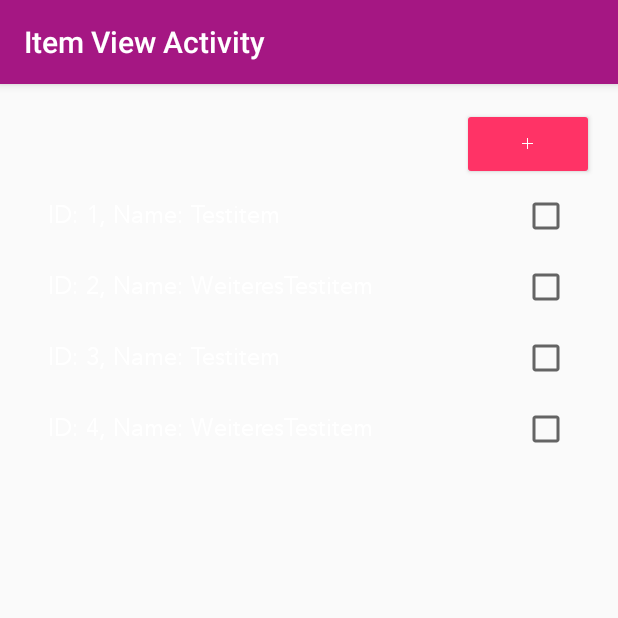
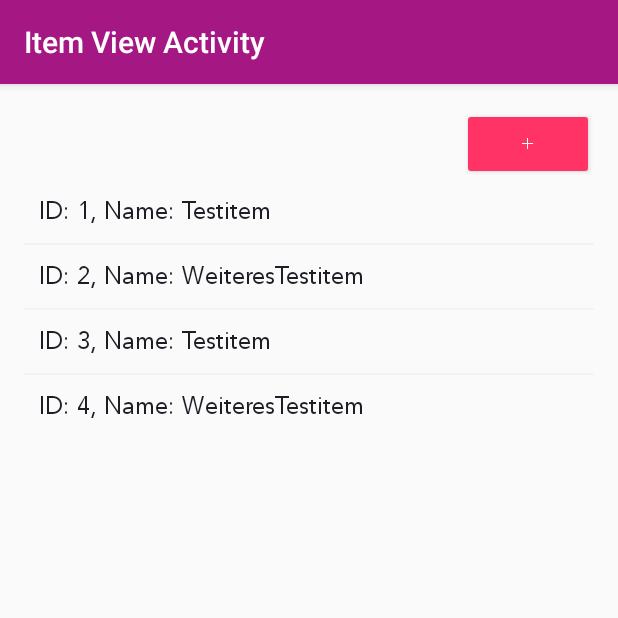
Before and after one commit to softpromin/TravelingApp, an Android app: the ItemViewActivity screen opened directly, with no data from a screen before it, on a phone screen of 412 x 824 dp, the top half of it. Run offline under Robolectric (Android 15) with nearby library versions, the phone set to English and light mode, and no system bars.

Commit message:
ListView textColor

```diff
--- a/app/src/main/java/prak/travelerapp/Database/ItemViewActivity.java
+++ b/app/src/main/java/prak/travelerapp/Database/ItemViewActivity.java
@@ -49,7 +49,7 @@ public class ItemViewActivity extends AppCompatActivity {
 
         ArrayAdapter<Dataset> dataSetArrayAdapter = new ArrayAdapter<> (
                 this,
-                android.R.layout.simple_list_item_multiple_choice,
+                R.layout.list_item,
                 dataSetList);
 
         ListView dataSetsListView = (ListView) findViewById(R.id.item_list_view);
--- /dev/null
+++ b/app/src/main/res/layout/list_item.xml
@@ -0,0 +1,8 @@
+<?xml version="1.0" encoding="utf-8"?>
+<TextView  xmlns:android="http://schemas.android.com/apk/res/android"
+    android:layout_width="fill_parent"
+    android:layout_height="fill_parent"
+    android:padding="10dp"
+    android:textSize="16sp"
+    android:textColor="@color/black">
+</TextView>
--- a/app/src/main/res/values/styles.xml
+++ b/app/src/main/res/values/styles.xml
@@ -1,4 +1,4 @@
-<resources>
+<resources xmlns:android="http://schemas.android.com/apk/res/android">
 
     <!-- Base application theme. -->
     <style name="AppTheme" parent="Theme.AppCompat.Light">
@@ -20,9 +20,13 @@
         <item name="android:listViewStyle">@style/itemList</item>
     </style>
 
-    <style name="itemList" parent="Widget.AppCompat.ListView">
+    <style name="itemList" parent="android:style/Widget.ListView">
         <item name="android:textColorPrimary">@color/black</item>
-        <item name="android:divider">@color/colorAccent</item>
+        <item name="android:divider">@color/lightGrey</item>
+        <item name="android:textColor">@color/black</item>
+        <item name="android:dividerHeight">1dp</item>
+        <item name="android:listSelector">@color/colorAccent</item>
+        <item name="android:drawSelectorOnTop">false</item>
+        <item name="android:cacheColorHint">#00000000</item>
     </style>
-
 </resources>
```
